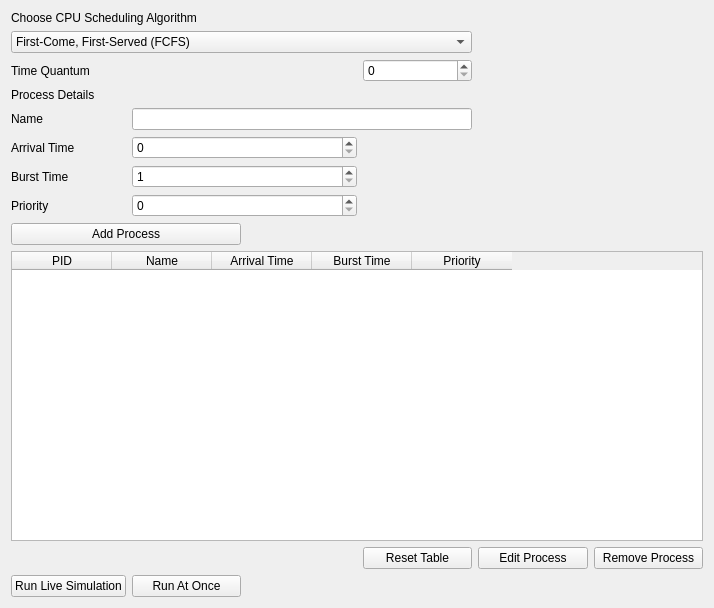
Old version of the form src/GUI/PyQtUI/processInputSceneUI.ui in the repository ashmod/Chronos.
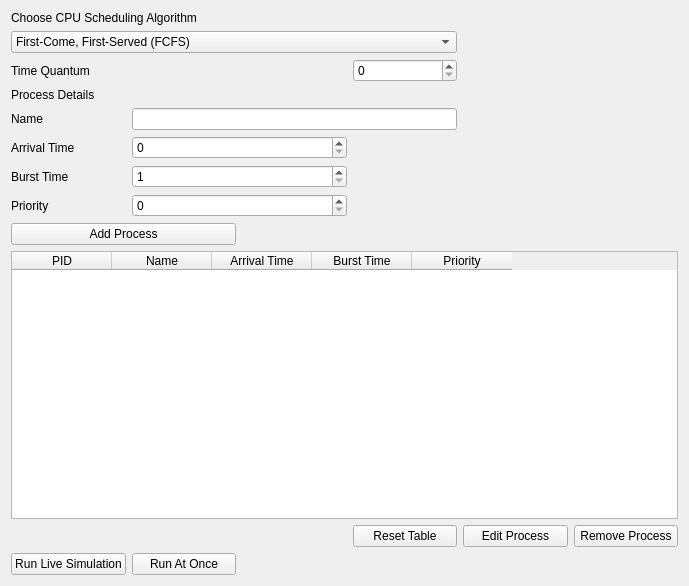
New version of the form.

Diff of the .ui file:
```diff
--- a/src/GUI/PyQtUI/processInputSceneUI.ui
+++ b/src/GUI/PyQtUI/processInputSceneUI.ui
@@ -6,8 +6,8 @@
    <rect>
     <x>0</x>
     <y>0</y>
-    <width>714</width>
-    <height>608</height>
+    <width>689</width>
+    <height>586</height>
    </rect>
   </property>
   <property name="windowTitle">
```
Left out of the diff: 94 changed lines with no effect on the pictures.
